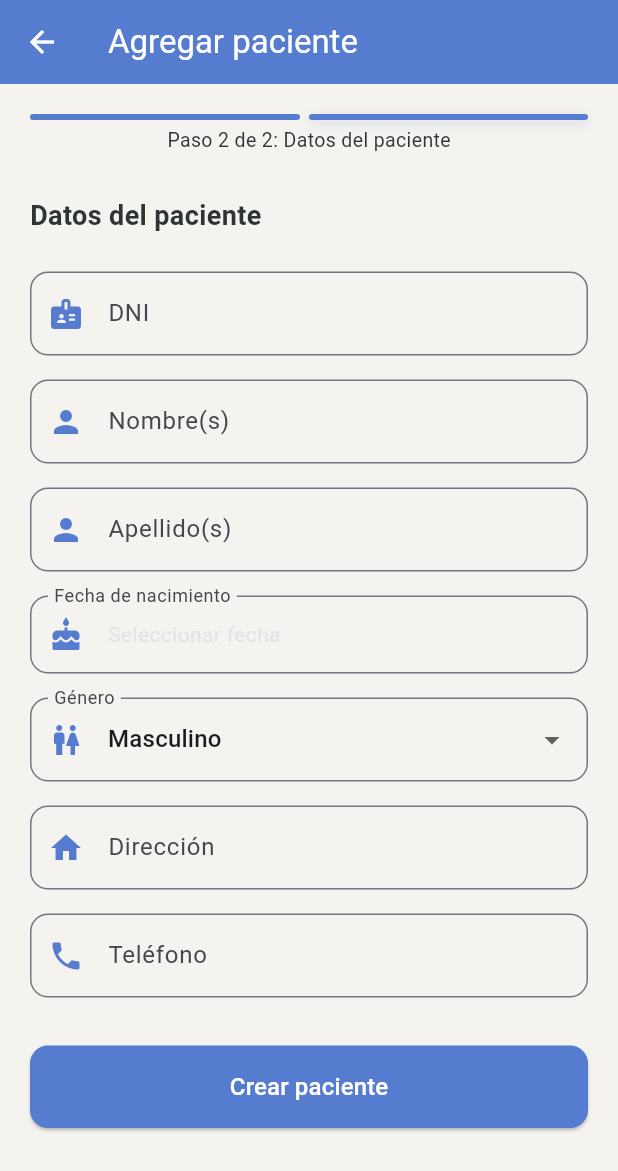
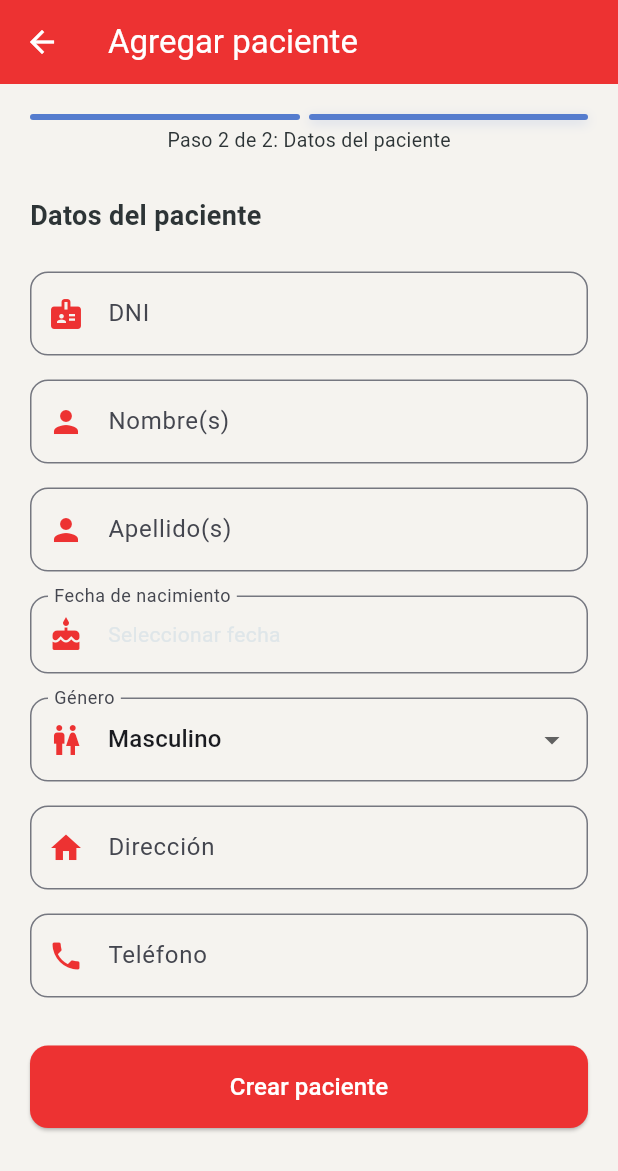
Before and after one commit to pollitoconpapass/aldimi-ui, a Flutter app: the AddPatientScreen screen opened directly, after a tap on an icon or button, on a phone screen of 412 x 824 dp. Shown: the top 1171 px of the screen. Run offline on Flutter 3.47's test engine with Material 3 defaults, Android fonts, the phone set to English and light mode, and no system bars; our stand-ins replace flutter_dotenv, flutter_markdown, image_picker, shared_preferences; accounts and stored records are empty.

Commit message:
chore: Changed main color for doctor portal

```diff
--- a/lib/screens/add_patient_screen.dart
+++ b/lib/screens/add_patient_screen.dart
@@ -222,7 +222,7 @@ class _AddPatientScreenState extends State<AddPatientScreen> {
 
   PreferredSizeWidget _buildAppBar() {
     return AppBar(
-      backgroundColor: primaryBlue,
+      backgroundColor: warmCoral,
       title: const Text('Agregar paciente', style: TextStyle(color: white)),
       leading: _currentStep > 0 && _currentStep < 2
           ? IconButton(
@@ -242,7 +242,7 @@ class _AddPatientScreenState extends State<AddPatientScreen> {
         child: Column(
           mainAxisAlignment: MainAxisAlignment.center,
           children: [
-            CircularProgressIndicator(color: primaryBlue),
+            CircularProgressIndicator(color: warmCoral),
             SizedBox(height: 16),
             Text(
               'Procesando...',
@@ -271,7 +271,7 @@ class _AddPatientScreenState extends State<AddPatientScreen> {
               ElevatedButton(
                 onPressed: _reset,
                 style: ElevatedButton.styleFrom(
-                  backgroundColor: primaryBlue,
+                  backgroundColor: warmCoral,
                   padding: const EdgeInsets.symmetric(
                     horizontal: 32,
                     vertical: 14,
@@ -392,7 +392,7 @@ class _AddPatientScreenState extends State<AddPatientScreen> {
         ),
         child: Column(
           children: [
-            Icon(icon, size: 36, color: primaryBlue),
+            Icon(icon, size: 36, color: warmCoral),
             const SizedBox(height: 12),
             Text(
               label,
@@ -464,7 +464,7 @@ class _AddPatientScreenState extends State<AddPatientScreen> {
             child: ElevatedButton(
               onPressed: () => _createUser(),
               style: ElevatedButton.styleFrom(
-                backgroundColor: primaryBlue,
+                backgroundColor: warmCoral,
                 padding: const EdgeInsets.symmetric(vertical: 16),
                 shape: RoundedRectangleBorder(
                   borderRadius: BorderRadius.circular(12),
@@ -570,7 +570,7 @@ class _AddPatientScreenState extends State<AddPatientScreen> {
             child: ElevatedButton(
               onPressed: () => _createUser(dniData: _structuredData),
               style: ElevatedButton.styleFrom(
-                backgroundColor: primaryBlue,
+                backgroundColor: warmCoral,
                 padding: const EdgeInsets.symmetric(vertical: 16),
                 shape: RoundedRectangleBorder(
                   borderRadius: BorderRadius.circular(12),
@@ -598,7 +598,7 @@ class _AddPatientScreenState extends State<AddPatientScreen> {
       child: Column(
         crossAxisAlignment: CrossAxisAlignment.start,
         children: [
-          Text(label, style: const TextStyle(fontSize: 12, color: primaryBlue)),
+          Text(label, style: const TextStyle(fontSize: 12, color: warmCoral)),
           const SizedBox(height: 4),
           Text(
             value.isNotEmpty ? value : '-',
@@ -626,11 +626,11 @@ class _AddPatientScreenState extends State<AddPatientScreen> {
       obscureText: obscure,
       decoration: InputDecoration(
         labelText: label,
-        prefixIcon: Icon(icon, color: primaryBlue),
+        prefixIcon: Icon(icon, color: warmCoral),
         border: OutlineInputBorder(borderRadius: BorderRadius.circular(12)),
         focusedBorder: OutlineInputBorder(
           borderRadius: BorderRadius.circular(12),
-          borderSide: const BorderSide(color: primaryBlue),
+          borderSide: const BorderSide(color: warmCoral),
         ),
       ),
     );
@@ -652,7 +652,7 @@ class _AddPatientScreenState extends State<AddPatientScreen> {
       child: InputDecorator(
         decoration: InputDecoration(
           labelText: 'Fecha de nacimiento',
-          prefixIcon: const Icon(Icons.cake, color: primaryBlue),
+          prefixIcon: const Icon(Icons.cake, color: warmCoral),
           border: OutlineInputBorder(borderRadius: BorderRadius.circular(12)),
         ),
         child: Text(
@@ -670,7 +670,7 @@ class _AddPatientScreenState extends State<AddPatientScreen> {
       initialValue: _gender,
       decoration: InputDecoration(
         labelText: 'Género',
-        prefixIcon: const Icon(Icons.wc, color: primaryBlue),
+          prefixIcon: const Icon(Icons.wc, color: warmCoral),
         border: OutlineInputBorder(borderRadius: BorderRadius.circular(12)),
       ),
       items: const [
@@ -694,13 +694,13 @@ class _AddPatientScreenState extends State<AddPatientScreen> {
             width: 100,
             height: 100,
             decoration: BoxDecoration(
-              color: primaryBlue.withAlpha(20),
+              color: warmCoral.withAlpha(20),
               shape: BoxShape.circle,
             ),
             child: const Icon(
               Icons.check_circle_outline,
               size: 56,
-              color: primaryBlue,
+              color: warmCoral,
             ),
           ),
           const SizedBox(height: 24),
@@ -723,7 +723,7 @@ class _AddPatientScreenState extends State<AddPatientScreen> {
             child: ElevatedButton(
               onPressed: _reset,
               style: ElevatedButton.styleFrom(
-                backgroundColor: primaryBlue,
+                backgroundColor: warmCoral,
                 padding: const EdgeInsets.symmetric(vertical: 16),
                 shape: RoundedRectangleBorder(
                   borderRadius: BorderRadius.circular(12),
@@ -740,7 +740,7 @@ class _AddPatientScreenState extends State<AddPatientScreen> {
             onPressed: () => Navigator.pop(context),
             child: const Text(
               'Volver a la lista',
-              style: TextStyle(color: primaryBlue, fontSize: 16),
+              style: TextStyle(color: warmCoral, fontSize: 16),
             ),
           ),
         ],
--- a/lib/screens/home_doctor_screen.dart
+++ b/lib/screens/home_doctor_screen.dart
@@ -18,7 +18,7 @@ class _HomeDoctorScreenState extends State<HomeDoctorScreen> {
     return Scaffold(
       backgroundColor: creamBackground,
       appBar: AppBar(
-        backgroundColor: primaryBlue,
+        backgroundColor: warmCoral,
         title: const Text('Aldimi', style: TextStyle(color: white)),
       ),
       body: const Center(
--- a/lib/screens/medical_report_detail_screen.dart
+++ b/lib/screens/medical_report_detail_screen.dart
@@ -1,5 +1,7 @@
 import 'package:flutter/material.dart';
+import 'package:provider/provider.dart';
 import '../models/info_models.dart';
+import '../services/auth_provider.dart';
 import '../themes/palette.dart';
 
 class MedicalReportDetailScreen extends StatelessWidget {
@@ -9,13 +11,15 @@ class MedicalReportDetailScreen extends StatelessWidget {
 
   @override
   Widget build(BuildContext context) {
+    final isDoctor = context.read<AuthProvider>().user?.role == 'doctor';
+    final accentColor = isDoctor ? warmCoral : primaryBlue;
     final dateStr =
         '${report.reportDate.day}/${report.reportDate.month}/${report.reportDate.year}';
 
     return Scaffold(
       backgroundColor: creamBackground,
       appBar: AppBar(
-        backgroundColor: primaryBlue,
+        backgroundColor: accentColor,
         title: Text(report.condition, style: const TextStyle(color: white)),
         leading: IconButton(
           icon: const Icon(Icons.arrow_back, color: white),
```
Also changed, not shown: lib/screens/about_patient_chat_screen.dart (+4 -4 lines), lib/screens/chat_history_screen.dart (+14 -8 lines), lib/screens/chat_screen.dart (+11 -6 lines), lib/screens/patient_detail_screen.dart (+4 -4 lines), lib/screens/patients_list_screen.dart (+4 -4 lines), lib/screens/upload_documents_for_patient_screen.dart (+7 -7 lines), lib/widgets/bottom_navigation_bar.dart (+16 -9 lines).
